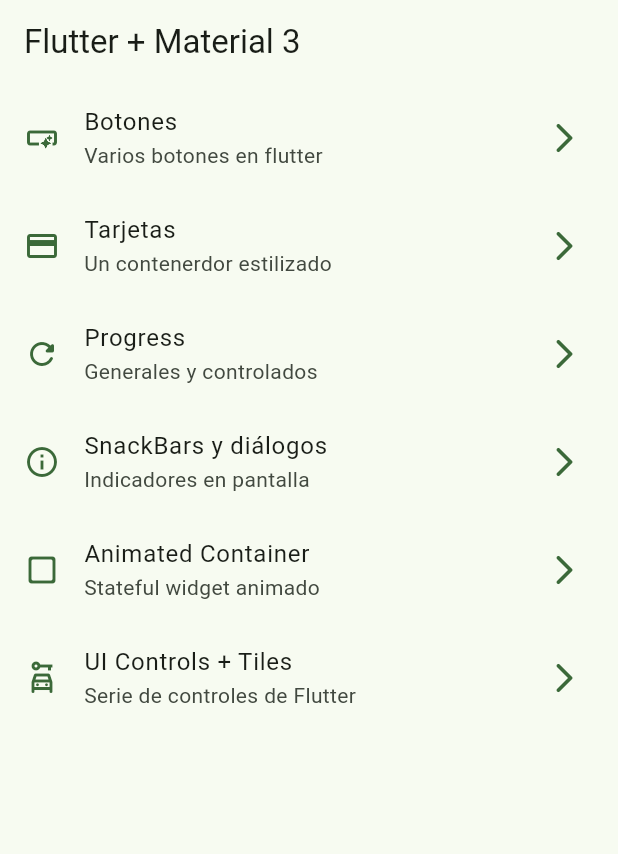
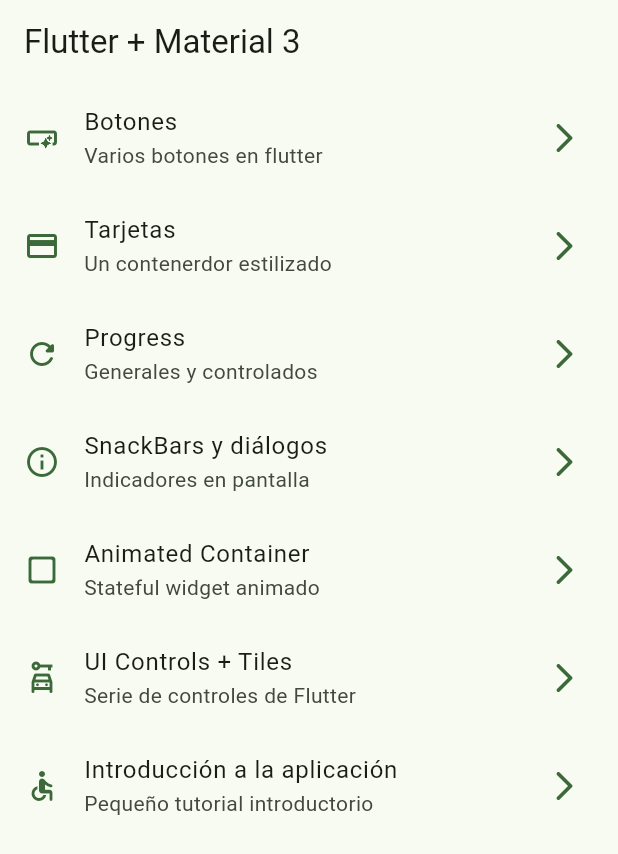
Before and after one commit to jose7balbuena/curso-flutter-begginer-widgets_app, a Flutter app: the screen it shows after launch, on a phone screen of 412 x 824 dp. Shown: the top 854 px of the screen. Run offline on Flutter 3.47's test engine with Material 3 defaults, Android fonts, the phone set to English and light mode, and no system bars; our stand-ins replace go_router.

Commit message:
tutorial link added

```diff
--- a/lib/config/menu/menu_items.dart
+++ b/lib/config/menu/menu_items.dart
@@ -27,5 +27,7 @@ const appMenuItems = <MenuItems>[
   MenuItems(title: 'Animated Container', subtitle: 'Stateful widget animado', url: '/animated', icon: Icons.check_box_outline_blank_rounded),
 
   MenuItems(title: 'UI Controls + Tiles', subtitle: 'Serie de controles de Flutter', url: '/ui_controls', icon: Icons.car_rental_outlined),
-  //ui_controls
+
+  MenuItems(title: 'Introducción a la aplicación', subtitle: 'Pequeño tutorial introductorio', url: '/app_tutorial', icon: Icons.accessible_rounded),
+
   ];
--- a/lib/config/router/app_router.dart
+++ b/lib/config/router/app_router.dart
@@ -40,5 +40,10 @@ final appRouter = GoRouter(
       name: UiCOntrolsScreen.name,
       builder: (context, state) => const UiCOntrolsScreen(),
     ),
+    GoRoute(
+      path: '/app_tutorial',
+      name: AppTutorialScreen.name,
+      builder: (context, state) => const AppTutorialScreen(),
+    ),
   ],
 );
```
